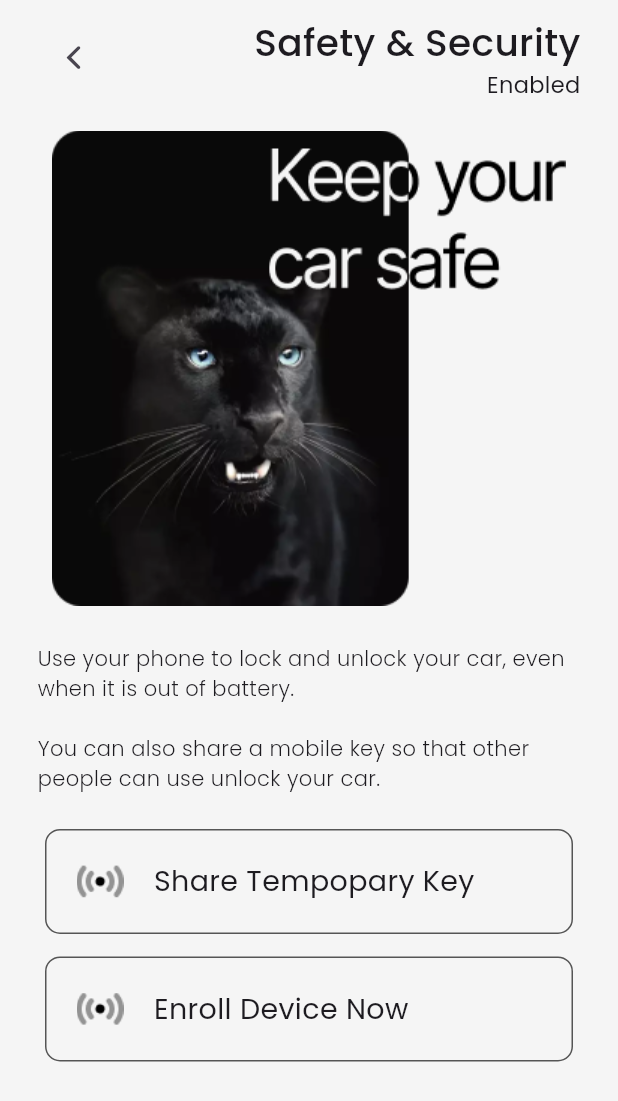
After one commit to DivyankSisodia/EV_Car_Application, a Flutter app: the screen it shows after launch, item 3 of the bottom bar chosen, after a tap on "Phone Key", on a phone screen of 412 x 824 dp. The commit adds this screen. Shown: the top 1101 px of the screen. Run offline on Flutter 3.47's test engine with Material 3 defaults, Android fonts, the light colour scheme and no system bars; drawn by our look-alikes of flutter_animate; our stand-ins replace flutter_riverpod, gap, google_fonts.

Commit message:
adding animations and Phone Key UI

```diff
--- a/lib/bottom_nav_bar.dart
+++ b/lib/bottom_nav_bar.dart
@@ -1,4 +1,3 @@
-import 'package:car_application/view/battery_page.dart';
 import 'package:car_application/view/home_screen.dart';
 import 'package:car_application/view/safety_page.dart';
 import 'package:flutter/material.dart';
@@ -14,8 +13,8 @@
   List<Widget> pages = [
     HomeScreen(),
     const InteriorPage(),
-    SafetySecurityPage(),
-    SafetySecurityPage(),
+    const SafetySecurityPage(),
+    const SafetySecurityPage(),
   ];
 
   @override
--- /dev/null
+++ b/lib/controller/phone_key_controller.dart
@@ -0,0 +1,13 @@
+import 'package:flutter_riverpod/flutter_riverpod.dart';
+
+final phoneKeyControllerProvider = StateNotifierProvider<PhoneKey, bool>(
+  (ref) => PhoneKey(),
+);
+
+class PhoneKey extends StateNotifier<bool> {
+  PhoneKey() : super(true);
+
+  void enabledKey() {
+    state = !state;
+  }
+}
--- a/lib/controller/switch_controller.dart
+++ b/lib/controller/switch_controller.dart
@@ -1,4 +1,3 @@
-
 import 'package:flutter_riverpod/flutter_riverpod.dart';
 
 final val1Provider = StateProvider<bool>((ref) => false);
@@ -7,13 +6,13 @@
   state.state = !state.state;
 }
 
-final val2Provider = StateProvider<bool>((ref) => false);
+final val2Provider = StateProvider<bool>((ref) => true);
 
 void toggleVal2(StateController<bool> state) {
   state.state = !state.state;
 }
 
-final val3Provider = StateProvider<bool>((ref) => false);
+final val3Provider = StateProvider<bool>((ref) => true);
 
 void toggleVal3(StateController<bool> state) {
   state.state = !state.state;
--- a/lib/model/safety/button_container.dart
+++ b/lib/model/safety/button_container.dart
@@ -1,3 +1,4 @@
+import 'package:car_application/view/phone_key_page.dart';
 import 'package:flutter/material.dart';
 import 'package:flutter_riverpod/flutter_riverpod.dart';
 import 'package:gap/gap.dart';
@@ -103,6 +104,15 @@
                     ),
                   ],
                 ),
+                child: GestureDetector(
+                  onTap: () {
+                    Navigator.push(
+                      context,
+                      MaterialPageRoute(
+                        builder: ((context) => const PhoneKeyScreen()),
+                      ),
+                    );
+                  },
                   child: Padding(
                     padding: const EdgeInsets.all(8.0),
                     child: Row(
@@ -126,6 +136,7 @@
                   ),
                 ),
               ),
+            ),
           ],
         ),
       ),
--- /dev/null
+++ b/lib/model/safety/heading_text.dart
@@ -0,0 +1,38 @@
+import 'package:flutter/material.dart';
+import 'package:flutter_animate/flutter_animate.dart';
+
+import '../../widget/right_headingtext.dart';
+
+class SafetyHeading extends StatelessWidget {
+  const SafetyHeading({
+    super.key,
+    required this.isPressed,
+  });
+
+  final bool isPressed;
+
+  @override
+  Widget build(BuildContext context) {
+    return Padding(
+      padding: const EdgeInsets.symmetric(horizontal: 25.0, vertical: 10.0),
+      child: isPressed
+          ? const RightHeadingText(
+              heading: 'Safety & Security',
+              subheading: 'Windows Open',
+            )
+              .animate()
+              .fadeIn() // uses `Animate.defaultDuration`
+              .scale(
+                  duration: const Duration(
+                      milliseconds: 1000)) // inherits duration from fadeIn
+              .move(
+                  delay: 1.seconds,
+                  duration: 1200.ms) // runs after the above w/new duration
+          // inherits the delay & duration from move
+          : const RightHeadingText(
+              heading: 'Safety & Security',
+              subheading: '',
+            ),
+    );
+  }
+}
--- a/lib/model/safety/image_container.dart
+++ b/lib/model/safety/image_container.dart
@@ -1,7 +1,6 @@
 import 'package:flutter/cupertino.dart';
 import 'package:flutter/material.dart';
-
-import '../../widget/right_headingtext.dart';
+import 'package:flutter_animate/flutter_animate.dart';
 
 class AnimatedImageContainer extends StatelessWidget {
   const AnimatedImageContainer({
@@ -89,7 +88,7 @@
                         CupertinoIcons.lock,
                         color: Color.fromARGB(255, 255, 255, 255),
                         size: 100,
-                      ),
+                    ),
               ),
             ],
           ),
@@ -98,28 +97,3 @@
     );
   }
 }
-
-class SafetyHeading extends StatelessWidget {
-  const SafetyHeading({
-    super.key,
-    required this.isPressed,
-  });
-
-  final bool isPressed;
-
-  @override
-  Widget build(BuildContext context) {
-    return Padding(
-      padding: const EdgeInsets.symmetric(horizontal: 25.0, vertical: 10.0),
-      child: isPressed
-          ? const RightHeadingText(
-              heading: 'Safety & Security',
-              subheading: 'Windows Open',
-            )
-          : const RightHeadingText(
-              heading: 'Safety & Security',
-              subheading: '',
-            ),
-    );
-  }
-}
--- a/lib/view/home_screen.dart
+++ b/lib/view/home_screen.dart
@@ -1,8 +1,6 @@
 // ignore_for_file: file_names
-import 'package:car_application/view/battery_page.dart';
 import 'package:car_application/view/interior_page.dart';
 import 'package:car_application/view/safety_page.dart';
-import 'package:flutter/cupertino.dart';
 import 'package:flutter/material.dart';
 import 'package:gap/gap.dart';
 import '../data/item.dart';
@@ -111,7 +109,7 @@
                                 context,
                                 MaterialPageRoute(
                                   builder: (context) =>
-                                       SafetySecurityPage(),
+                                      const SafetySecurityPage(),
                                 ),
                               );
                               break;
@@ -120,7 +118,7 @@
                                 context,
                                 MaterialPageRoute(
                                   builder: (context) =>
-                                       SafetySecurityPage(),
+                                      const SafetySecurityPage(),
                                 ),
                               );
                               break;
--- /dev/null
+++ b/lib/view/phone_key_page.dart
@@ -0,0 +1,198 @@
+import 'package:car_application/controller/phone_key_controller.dart';
+import 'package:flutter/material.dart';
+import 'package:flutter_animate/flutter_animate.dart';
+import 'package:flutter_riverpod/flutter_riverpod.dart';
+import 'package:gap/gap.dart';
+import 'package:google_fonts/google_fonts.dart';
+
+import '../widget/right_headingtext.dart';
+
+class PhoneKeyScreen extends ConsumerWidget {
+  const PhoneKeyScreen({super.key});
+
+  @override
+  Widget build(BuildContext context, WidgetRef ref) {
+    bool isEnabled = ref.watch(phoneKeyControllerProvider);
+    return Scaffold(
+      backgroundColor: const Color(0xFFF5F5F5),
+      body: SafeArea(
+        child: Column(
+          children: [
+            Padding(
+              padding:
+                  const EdgeInsets.symmetric(horizontal: 25.0, vertical: 10.0),
+              child: isEnabled
+                  ? const RightHeadingText(
+                      heading: 'Safety & Security',
+                      subheading: 'Enabled',
+                    )
+                  : const RightHeadingText(
+                      heading: 'Safety & Security',
+                      subheading: 'Not Set Up',
+                    ).animate().fade(duration: 500.ms).scale(delay: 200.ms),
+            ),
+            const Gap(10),
+
+            isEnabled
+                ? Image.asset('assets/images/phone_key1.png').animate().fade(
+                    begin: 0.0,
+                    end: 1.0,
+                    duration: const Duration(milliseconds: 1200))
+                : Image.asset('assets/images/phone_key2.png').animate().fade(
+                    begin: 0.0,
+                    end: 1.0,
+                    duration: const Duration(milliseconds: 1200)),
+
+            const Gap(25),
+
+            Container(
+              padding: const EdgeInsets.symmetric(horizontal: 25.0),
+              height: MediaQuery.of(context).size.height * 0.15,
+              width: MediaQuery.of(context).size.width,
+              child: Text(
+                'Use your phone to lock and unlock your car, even when it is out of battery.\n\nYou can also share a mobile key so that other people can use unlock your car.',
+                style: GoogleFonts.poppins(
+                  fontSize: 14.0,
+                  fontWeight: FontWeight.w300,
+                ),
+              ),
+            ),
+
+            // Button
+
+            Padding(
+              padding: const EdgeInsets.symmetric(horizontal: 30.0),
+              child: GestureDetector(
+                onTap: () {
+                  final snackBar = SnackBar(
+                    content: Center(
+                      child: Container(
+                        width: MediaQuery.of(context).size.width * 0.7,
+                        height: 50,
+                        decoration: BoxDecoration(
+                          color: const Color.fromARGB(255, 208, 208, 208),
+                          borderRadius: BorderRadius.circular(10),
+                        ),
+                        child: Center(
+                          child: Text(
+                            'Temporary Key Shared',
+                            style: GoogleFonts.poppins(
+                              color: Colors.black87,
+                              fontSize: 19.0,
+                              fontWeight: FontWeight.w400,
+                            ),
+                          ),
+                        ),
+                      ),
+                    ),
+                    duration: const Duration(seconds: 5),
+                  );
+                  ScaffoldMessenger.of(context).showSnackBar(snackBar);
+                },
+                child: Container(
+                  height: 70,
+                  width: MediaQuery.of(context).size.width,
+                  decoration: BoxDecoration(
+                    borderRadius: BorderRadius.circular(10),
+                    border: Border.all(
+                      color: const Color.fromARGB(255, 85, 85, 85),
+                    ),
+                  ),
+                  child: Padding(
+                    padding: const EdgeInsets.all(20.0),
+                    child: Row(
+                      children: [
+                        Image.asset('assets/icons/signal-stream.png'),
+                        const Gap(20),
+                        Text(
+                          'Share Tempopary Key',
+                          style: GoogleFonts.poppins(
+                              fontSize: 19.0, fontWeight: FontWeight.w400),
+                        ),
+                      ],
+                    ),
+                  ),
+                ),
+              ),
+            ),
+            const Gap(15),
+            isEnabled
+                ? Padding(
+                    padding: const EdgeInsets.symmetric(horizontal: 30.0),
+                    child: Container(
+                      height: 70,
+                      width: MediaQuery.of(context).size.width,
+                      decoration: BoxDecoration(
+                        borderRadius: BorderRadius.circular(10),
+                        border: Border.all(
+                          color: const Color.fromARGB(255, 85, 85, 85),
+                        ),
+                      ),
+                      child: GestureDetector(
+                        onTap: () {
+                          ref
+                              .watch(phoneKeyControllerProvider.notifier)
+                              .enabledKey();
+                        },
+                        child: Padding(
+                          padding: const EdgeInsets.all(20.0),
+                          child: Row(
+                            children: [
+                              Image.asset('assets/icons/signal-stream.png'),
+                              const Gap(20),
+                              Text(
+                                'Enroll Device Now',
+                                style: GoogleFonts.poppins(
+                                  fontSize: 19.0,
+                                  fontWeight: FontWeight.w400,
+                                ),
+                              ),
+                            ],
+                          ),
+                        ),
+                      ),
+                    ),
+                  )
+                : Padding(
+                    padding: const EdgeInsets.symmetric(horizontal: 30.0),
+                    child: Container(
+                      height: 70,
+                      width: MediaQuery.of(context).size.width,
+                      decoration: BoxDecoration(
+                        borderRadius: BorderRadius.circular(10),
+                        border: Border.all(
+                          color: const Color(0xFF751010),
+                        ),
+                      ),
+                      child: GestureDetector(
+                        onTap: () {
+                          ref
+                              .watch(phoneKeyControllerProvider.notifier)
+                              .enabledKey();
+                        },
+                        child: Padding(
+                          padding: const EdgeInsets.all(20.0),
+                          child: Row(
+                            children: [
+                              Image.asset('assets/icons/red_signal-stream.png'),
+                              const Gap(20),
+                              Text(
+                                'Remove key from device',
+                                style: GoogleFonts.poppins(
+                                  color: const Color(0xFF751010),
+                                  fontSize: 19.0,
+                                  fontWeight: FontWeight.w400,
+                                ),
+                              ),
+                            ],
+                          ),
+                        ),
+                      ),
+                    ),
+                  ),
+          ],
+        ),
+      ),
+    );
+  }
+}
--- a/lib/view/safety_page.dart
+++ b/lib/view/safety_page.dart
@@ -3,6 +3,7 @@
 import 'package:gap/gap.dart';
 import '../controller/interior_controller.dart';
 import '../model/safety/button_container.dart';
+import '../model/safety/heading_text.dart';
 import '../model/safety/image_container.dart';
 import '../model/safety/small_icon.dart';
 
--- a/pubspec.yaml
+++ b/pubspec.yaml
@@ -31,6 +31,7 @@
   cupertino_icons: ^1.0.6
   flutter:
     sdk: flutter
+  flutter_animate: ^4.5.0
   flutter_riverpod: ^2.4.10
   font_awesome_flutter: ^10.7.0
   gap: ^3.0.1
```
Also changed, not shown: assets/icons/red_signal-stream.png (added), pubspec.lock. Lines whose indentation alone changed are shown as unchanged.
